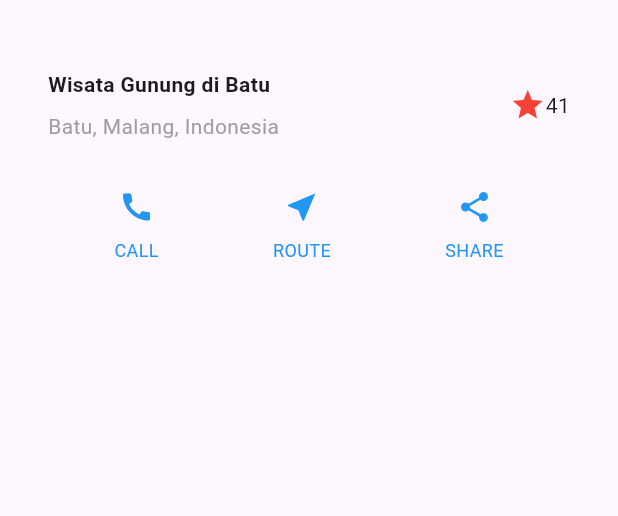
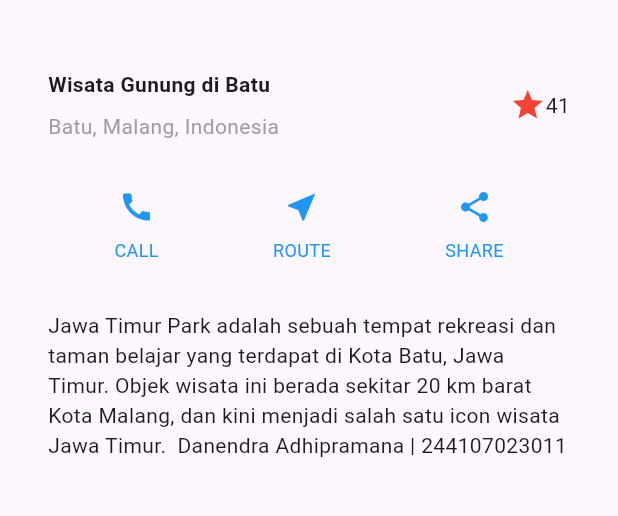
Before and after one commit to Danennndraaa/Pemrograman-Mobile-2025, a Flutter app: the screen it shows after launch, on a phone screen of 412 x 824 dp, the part 63-579 px from its top. Run offline on Flutter 3.47's test engine with Material 3 defaults, Android fonts, the phone set to English and light mode, and no system bars.

Commit message:
Praktikum 3: Implementasi text section

```diff
--- a/layout_flutter/lib/main.dart
+++ b/layout_flutter/lib/main.dart
@@ -29,6 +29,7 @@ class MyApp extends StatelessWidget {
           children: [
             titleSection,
             buttonSection,
+            textSection
             // ganti Hello World dengan variabel titleSection
           ],
         ),
@@ -95,3 +96,12 @@ Column _buildButtonColumn(Color color, IconData icon, String label) {
     ],
   );
 }
+
+Widget textSection = Container(
+  padding: const EdgeInsets.all(32),
+  child: const Text(
+        'Jawa Timur Park adalah sebuah tempat rekreasi dan taman belajar yang terdapat di Kota Batu, Jawa Timur. Objek wisata ini berada sekitar 20 km barat Kota Malang, dan kini menjadi salah satu icon wisata Jawa Timur. '
+        ' Danendra Adhipramana | 244107023011',
+    softWrap: true,
+  ),
+);
```
